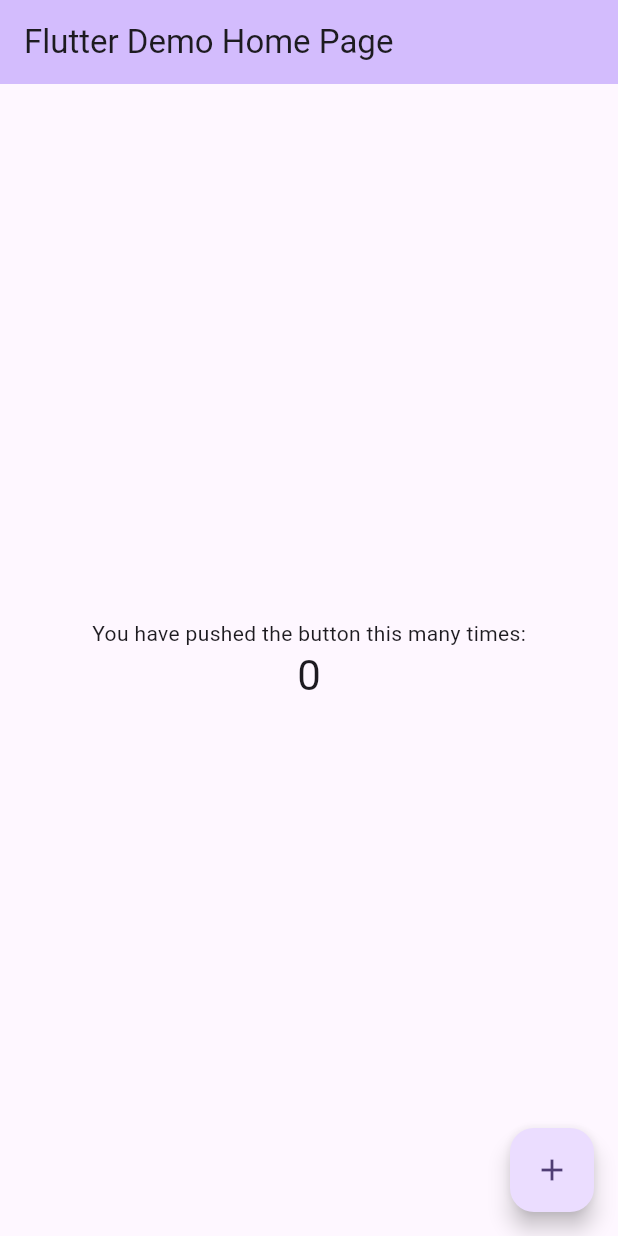
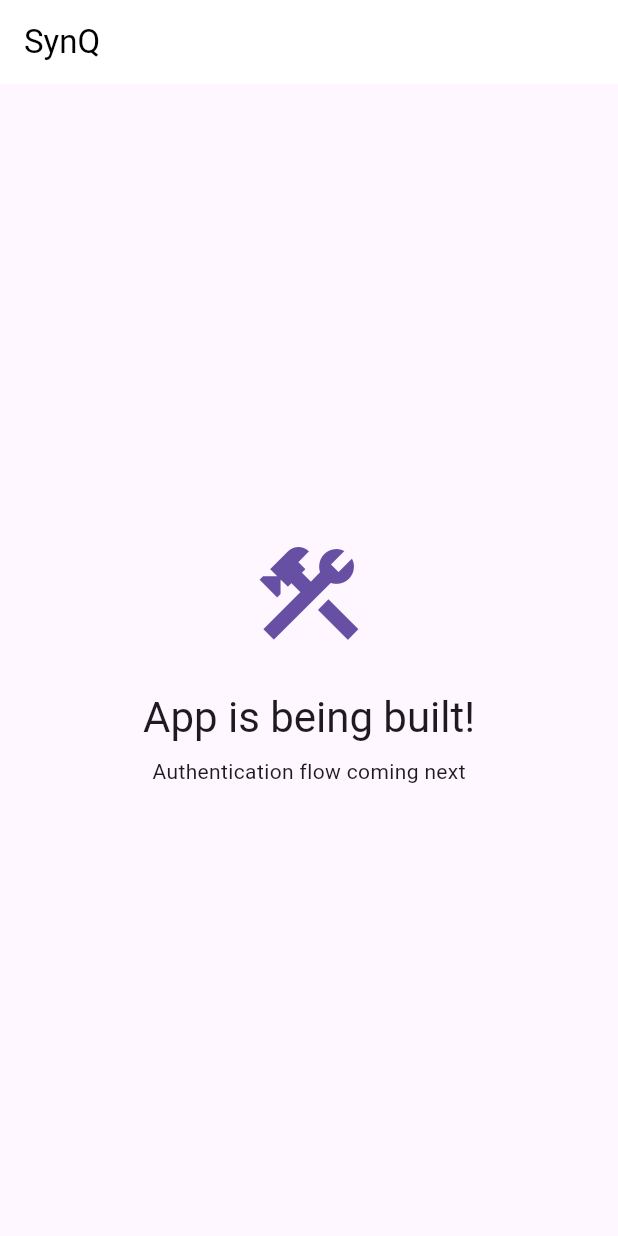
Before and after one commit to 3ly-5lil/SynQ, a Flutter app: the screen it shows after launch, on a phone screen of 412 x 824 dp. Run offline on Flutter 3.47's test engine with Material 3 defaults, Android fonts, the phone set to English and light mode, and no system bars; our stand-ins replace connectivity_plus, dartz, equatable, get_it, google_sign_in, hive_flutter and 1 more; accounts and stored records are empty.

Commit message:
Project structure setup - created the base folder structure - added the core helper classes and functions (errors, constants, themes, usecase, validator) - added project core dependencies for (state managment, caching, image handling, di, utilities) - configure FlutterFire didn't add packages as there is compile errors when added - set up the di - set up th splash screen

```diff
--- /dev/null
+++ b/lib/core/constants/constants.dart
@@ -0,0 +1,5 @@
+class Constants {
+  static const String appName = 'SynQ';
+  static const String welcomeMessage = 'Welcome to SynQ!';
+  // Add more constants as needed
+}
--- /dev/null
+++ b/lib/core/theme/app_theme.dart
@@ -0,0 +1,48 @@
+import 'package:flutter/material.dart';
+
+class AppTheme {
+  static final ThemeData lightTheme = ThemeData(
+    primarySwatch: Colors.blue,
+    visualDensity: VisualDensity.adaptivePlatformDensity,
+    appBarTheme: const AppBarTheme(
+      backgroundColor: Colors.white,
+      foregroundColor: Colors.black,
+      elevation: 0,
+    ),
+    textTheme: const TextTheme(
+      headlineLarge: TextStyle(
+        fontSize: 24,
+        fontWeight: FontWeight.bold,
+        color: Colors.black,
+      ),
+      bodyLarge: TextStyle(
+        fontSize: 16,
+        color: Colors.black87,
+      ),
+    ),
+    // Add more theme properties as needed
+  );
+
+  static final ThemeData darkTheme = ThemeData(
+    primarySwatch: Colors.indigo,
+    brightness: Brightness.dark,
+    visualDensity: VisualDensity.adaptivePlatformDensity,
+    appBarTheme: const AppBarTheme(
+      backgroundColor: Colors.black,
+      foregroundColor: Colors.white,
+      elevation: 0,
+    ),
+    textTheme: const TextTheme(
+      headlineLarge: TextStyle(
+        fontSize: 24,
+        fontWeight: FontWeight.bold,
+        color: Colors.white,
+      ),
+      bodyLarge: TextStyle(
+        fontSize: 16,
+        color: Colors.white70,
+      ),
+    ),
+    // Add more theme properties as needed
+  );
+}
--- /dev/null
+++ b/lib/features/splash/presentation/splash_screen.dart
@@ -0,0 +1,120 @@
+import 'package:flutter/material.dart';
+
+/// Splash screen shown while app initializes
+class SplashScreen extends StatefulWidget {
+  const SplashScreen({super.key});
+
+  @override
+  State<SplashScreen> createState() => _SplashScreenState();
+}
+
+class _SplashScreenState extends State<SplashScreen> {
+  @override
+  void initState() {
+    super.initState();
+    _navigateToHome();
+  }
+
+  Future<void> _navigateToHome() async {
+    // Wait for 2 seconds
+    await Future.delayed(const Duration(seconds: 2));
+
+    // TODO: Check if user is logged in and navigate accordingly
+    // For now, we'll navigate to a placeholder
+    if (mounted) {
+      Navigator.of(context).pushReplacement(
+        MaterialPageRoute(builder: (_) => const PlaceholderHome()),
+      );
+    }
+  }
+
+  @override
+  Widget build(BuildContext context) {
+    return Scaffold(
+      body: Container(
+        decoration: const BoxDecoration(
+          gradient: LinearGradient(
+            begin: Alignment.topLeft,
+            end: Alignment.bottomRight,
+            colors: [Color(0xFF6C63FF), Color(0xFF8B85FF)],
+          ),
+        ),
+        child: Center(
+          child: Column(
+            mainAxisAlignment: MainAxisAlignment.center,
+            children: [
+              // App logo
+              Container(
+                width: 100,
+                height: 100,
+                decoration: BoxDecoration(
+                  color: Colors.white,
+                  borderRadius: BorderRadius.circular(24),
+                ),
+                child: const Icon(
+                  Icons.flash_on,
+                  size: 60,
+                  color: Color(0xFF6C63FF),
+                ),
+              ),
+              const SizedBox(height: 24),
+              // App name
+              const Text(
+                'SynQ',
+                style: TextStyle(
+                  fontSize: 48,
+                  fontWeight: FontWeight.bold,
+                  color: Colors.white,
+                  letterSpacing: 2,
+                ),
+              ),
+              const SizedBox(height: 8),
+              const Text(
+                'Connect • Share • Inspire',
+                style: TextStyle(
+                  fontSize: 16,
+                  color: Colors.white70,
+                  letterSpacing: 1,
+                ),
+              ),
+            ],
+          ),
+        ),
+      ),
+    );
+  }
+}
+
+/// Placeholder home screen
+class PlaceholderHome extends StatelessWidget {
+  const PlaceholderHome({super.key});
+
+  @override
+  Widget build(BuildContext context) {
+    return Scaffold(
+      appBar: AppBar(title: const Text('SynQ')),
+      body: Center(
+        child: Column(
+          mainAxisAlignment: MainAxisAlignment.center,
+          children: [
+            Icon(
+              Icons.construction,
+              size: 80,
+              color: Theme.of(context).primaryColor,
+            ),
+            const SizedBox(height: 24),
+            Text(
+              'App is being built!',
+              style: Theme.of(context).textTheme.headlineMedium,
+            ),
+            const SizedBox(height: 8),
+            Text(
+              'Authentication flow coming next',
+              style: Theme.of(context).textTheme.bodyMedium,
+            ),
+          ],
+        ),
+      ),
+    );
+  }
+}
--- a/lib/main.dart
+++ b/lib/main.dart
@@ -1,122 +1,49 @@
 import 'package:flutter/material.dart';
+import 'package:flutter/services.dart';
+import 'package:hive_flutter/hive_flutter.dart';
+import 'package:synq/core/theme/app_theme.dart';
+import 'package:synq/features/splash/presentation/splash_screen.dart';
+import 'package:synq/inject_containers.dart' as di;
 
-void main() {
-  runApp(const MyApp());
+Future<void> main() async {
+  WidgetsFlutterBinding.ensureInitialized();
+  // await Firebase.initializeApp(options: DefaultFirebaseOptions.currentPlatform);
+
+  // Initialize Hive for local storage
+  await Hive.initFlutter();
+
+  // Initialize dependency injection
+  await di.init();
+
+  // Set preferred orientations
+  await SystemChrome.setPreferredOrientations([
+    DeviceOrientation.portraitUp,
+    DeviceOrientation.portraitDown,
+  ]);
+
+  // Set system UI overlay style
+  SystemChrome.setSystemUIOverlayStyle(
+    const SystemUiOverlayStyle(
+      statusBarColor: Colors.transparent,
+      statusBarIconBrightness: Brightness.dark,
+    ),
+  );
+
+  runApp(const SynqApp());
 }
 
-class MyApp extends StatelessWidget {
-  const MyApp({super.key});
+class SynqApp extends StatelessWidget {
+  const SynqApp({super.key});
 
-  // This widget is the root of your application.
   @override
   Widget build(BuildContext context) {
     return MaterialApp(
-      title: 'Flutter Demo',
-      theme: ThemeData(
-        // This is the theme of your application.
-        //
-        // TRY THIS: Try running your application with "flutter run". You'll see
-        // the application has a purple toolbar. Then, without quitting the app,
-        // try changing the seedColor in the colorScheme below to Colors.green
-        // and then invoke "hot reload" (save your changes or press the "hot
-        // reload" button in a Flutter-supported IDE, or press "r" if you used
-        // the command line to start the app).
-        //
-        // Notice that the counter didn't reset back to zero; the application
-        // state is not lost during the reload. To reset the state, use hot
-        // restart instead.
-        //
-        // This works for code too, not just values: Most code changes can be
-        // tested with just a hot reload.
-        colorScheme: .fromSeed(seedColor: Colors.deepPurple),
-      ),
-      home: const MyHomePage(title: 'Flutter Demo Home Page'),
+      title: 'SynQ',
+      debugShowCheckedModeBanner: false,
+      theme: AppTheme.lightTheme,
+      darkTheme: AppTheme.darkTheme,
+      themeMode: ThemeMode.system,
+      home: const SplashScreen(),
     );
   }
 }
-
-class MyHomePage extends StatefulWidget {
-  const MyHomePage({super.key, required this.title});
-
-  // This widget is the home page of your application. It is stateful, meaning
-  // that it has a State object (defined below) that contains fields that affect
-  // how it looks.
-
-  // This class is the configuration for the state. It holds the values (in this
-  // case the title) provided by the parent (in this case the App widget) and
-  // used by the build method of the State. Fields in a Widget subclass are
-  // always marked "final".
-
-  final String title;
-
-  @override
-  State<MyHomePage> createState() => _MyHomePageState();
-}
-
-class _MyHomePageState extends State<MyHomePage> {
-  int _counter = 0;
-
-  void _incrementCounter() {
-    setState(() {
-      // This call to setState tells the Flutter framework that something has
-      // changed in this State, which causes it to rerun the build method below
-      // so that the display can reflect the updated values. If we changed
-      // _counter without calling setState(), then the build method would not be
-      // called again, and so nothing would appear to happen.
-      _counter++;
-    });
-  }
-
-  @override
-  Widget build(BuildContext context) {
-    // This method is rerun every time setState is called, for instance as done
-    // by the _incrementCounter method above.
-    //
-    // The Flutter framework has been optimized to make rerunning build methods
-    // fast, so that you can just rebuild anything that needs updating rather
-    // than having to individually change instances of widgets.
-    return Scaffold(
-      appBar: AppBar(
-        // TRY THIS: Try changing the color here to a specific color (to
-        // Colors.amber, perhaps?) and trigger a hot reload to see the AppBar
-        // change color while the other colors stay the same.
-        backgroundColor: Theme.of(context).colorScheme.inversePrimary,
-        // Here we take the value from the MyHomePage object that was created by
-        // the App.build method, and use it to set our appbar title.
-        title: Text(widget.title),
-      ),
-      body: Center(
-        // Center is a layout widget. It takes a single child and positions it
-        // in the middle of the parent.
-        child: Column(
-          // Column is also a layout widget. It takes a list of children and
-          // arranges them vertically. By default, it sizes itself to fit its
-          // children horizontally, and tries to be as tall as its parent.
-          //
-          // Column has various properties to control how it sizes itself and
-          // how it positions its children. Here we use mainAxisAlignment to
-          // center the children vertically; the main axis here is the vertical
-          // axis because Columns are vertical (the cross axis would be
-          // horizontal).
-          //
-          // TRY THIS: Invoke "debug painting" (choose the "Toggle Debug Paint"
-          // action in the IDE, or press "p" in the console), to see the
-          // wireframe for each widget.
-          mainAxisAlignment: .center,
-          children: [
-            const Text('You have pushed the button this many times:'),
-            Text(
-              '$_counter',
-              style: Theme.of(context).textTheme.headlineMedium,
-            ),
-          ],
-        ),
-      ),
-      floatingActionButton: FloatingActionButton(
-        onPressed: _incrementCounter,
-        tooltip: 'Increment',
-        child: const Icon(Icons.add),
-      ),
-    );
-  }
-}
```
Also changed, not shown: lib/core/errors/exceptions.dart (added, +59 -0 lines), lib/core/errors/failures.dart (added, +25 -0 lines), lib/core/usecase/usecase.dart (added, +15 -0 lines), lib/core/utils/validator.dart (added, +42 -0 lines), lib/gen/assets.gen.dart (added, +14 -0 lines), lib/inject_containers.dart (added, +25 -0 lines), pubspec.yaml (+41 -29 lines), firebase.json (added), lib/firebase_options.dart (added), pubspec.lock, 10 other files.
